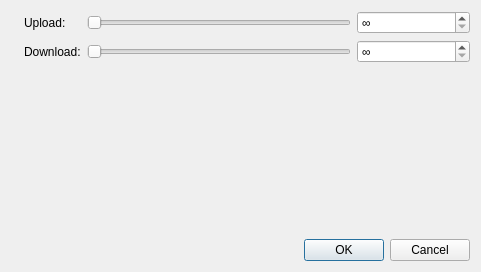
Above: src/gui/speedlimitdialog.ui from qbutt-org/qbutt before the change. Below: the same form after it.
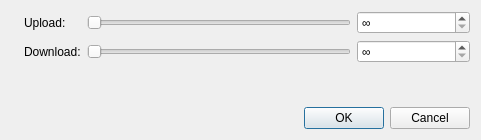
That is the form after the change.

Commit message: Fit the speed limit dialog to its single group

What changed in the file:
```diff
--- a/src/gui/speedlimitdialog.ui
+++ b/src/gui/speedlimitdialog.ui
@@ -7,7 +7,7 @@
     <x>0</x>
     <y>0</y>
     <width>481</width>
-    <height>272</height>
+    <height>140</height>
    </rect>
   </property>
   <property name="windowTitle">
```
